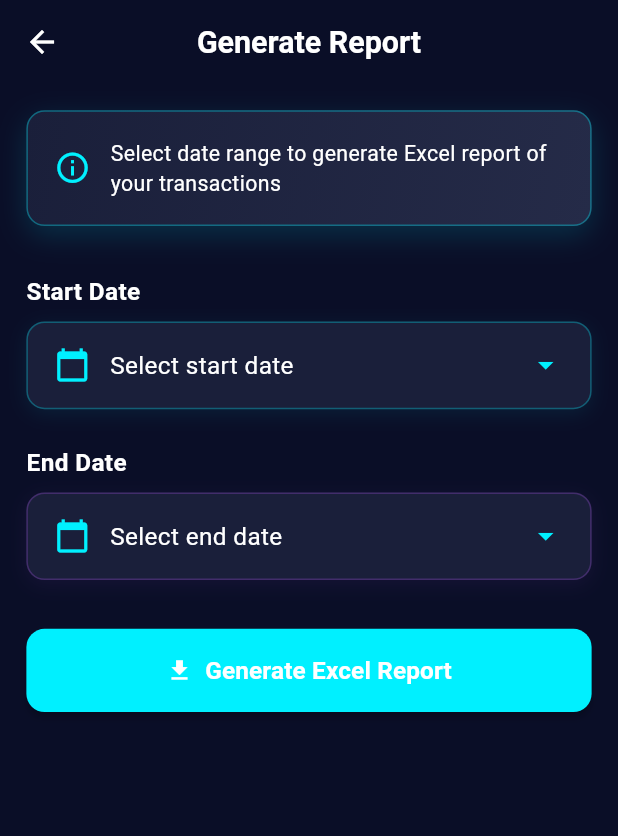
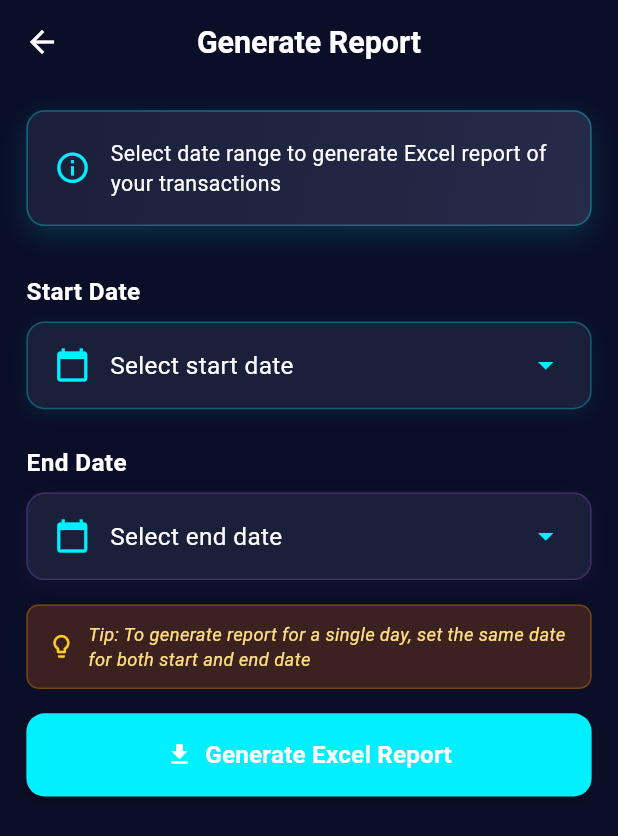
Before and after one commit to haseeb525/finance-tracking, a Flutter app: the ReportGenerationScreen screen opened directly with empty values, on a phone screen of 412 x 824 dp. Shown: the top 836 px of the screen. Run offline on Flutter 3.47's test engine with Material 3 defaults, Android fonts, the phone set to English and light mode, and no system bars; our stand-ins replace firebase_auth, firebase_core, flutter_local_notifications, flutter_screenutil, google_sign_in, open_file and 3 more; missing offline and left inert: excel, googleapis; accounts and stored records are empty.

Commit message:
final commit 4

```diff
--- a/lib/screens/report_generation_screen.dart
+++ b/lib/screens/report_generation_screen.dart
@@ -871,7 +871,48 @@ class _ReportGenerationScreenState extends State<ReportGenerationScreen> {
                 ),
               ),
             ),
-            SizedBox(height: 32.h),
+            SizedBox(height: 16.h),
+
+            // Tip for single day report
+            Container(
+              padding: EdgeInsets.symmetric(horizontal: 12.w, vertical: 10.h),
+              decoration: BoxDecoration(
+                color: isDark
+                    ? Colors.amber.shade900.withOpacity(0.2)
+                    : Colors.amber.shade50,
+                borderRadius: BorderRadius.circular(8.r),
+                border: Border.all(
+                  color: isDark
+                      ? Colors.amber.shade700.withOpacity(0.3)
+                      : Colors.amber.shade200,
+                ),
+              ),
+              child: Row(
+                children: [
+                  Icon(
+                    Icons.lightbulb_outline,
+                    color: isDark
+                        ? Colors.amber.shade400
+                        : Colors.amber.shade700,
+                    size: 18.sp,
+                  ),
+                  SizedBox(width: 8.w),
+                  Expanded(
+                    child: Text(
+                      'Tip: To generate report for a single day, set the same date for both start and end date',
+                      style: TextStyle(
+                        fontSize: 12.sp,
+                        color: isDark
+                            ? Colors.amber.shade200
+                            : Colors.amber.shade900,
+                        fontStyle: FontStyle.italic,
+                      ),
+                    ),
+                  ),
+                ],
+              ),
+            ),
+            SizedBox(height: 16.h),
 
             // Generate Button
             ElevatedButton.icon(
```
Also changed, not shown: lib/screens/dashboard_screen.dart (+69 -32 lines), lib/widgets/transaction_card.dart (+17 -2 lines).
